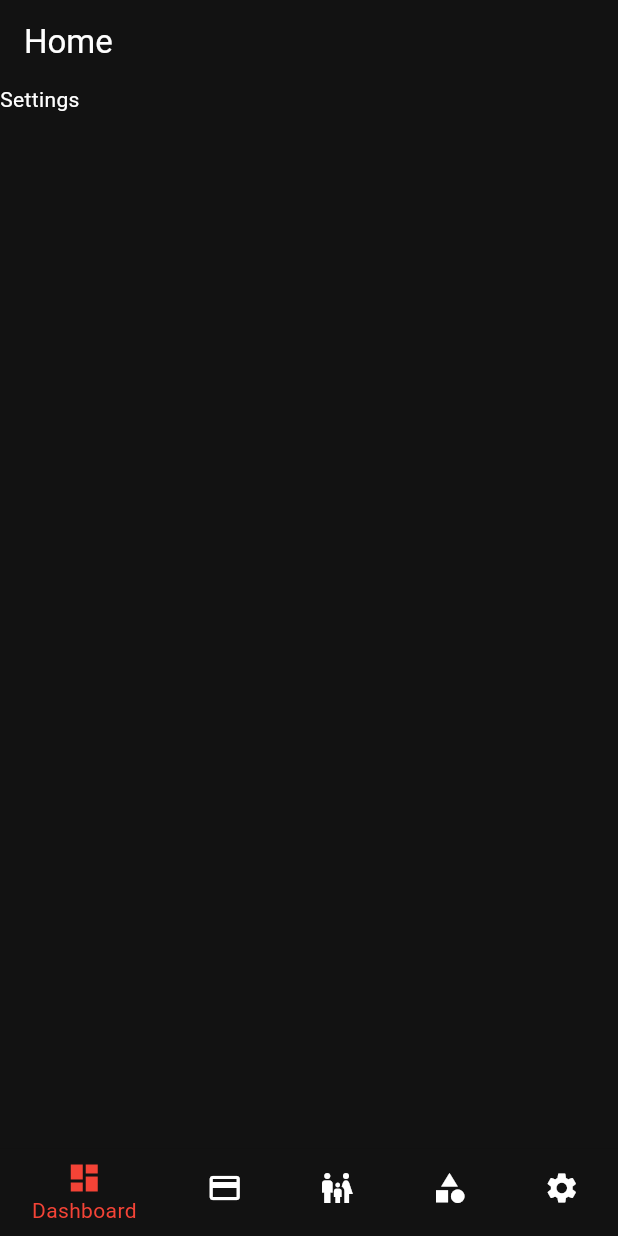
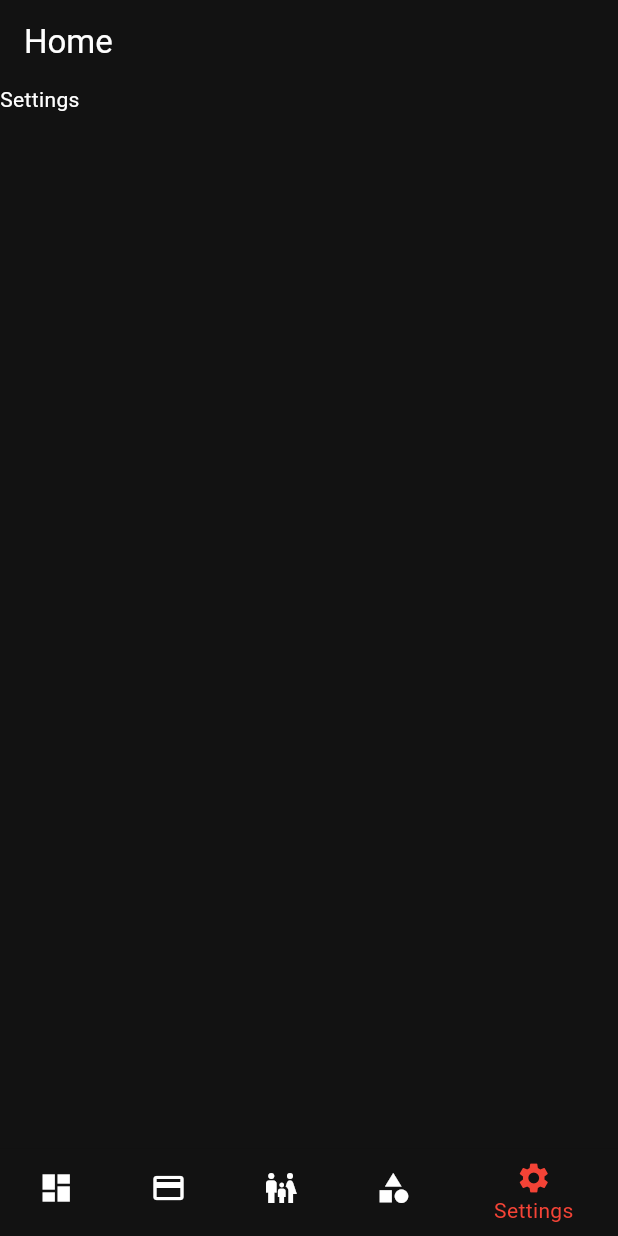
Before and after one commit to vigneshwaran-48/expense-manager-flutter, a Flutter app: the screen it shows after launch, item 5 of the bottom bar chosen, on a phone screen of 412 x 824 dp. Run offline on Flutter 3.47's test engine with Material 3 defaults, Android fonts, the phone set to English and light mode, and no system bars; our stand-ins replace flutter_bloc, go_router.

Commit message:
Added cubits for navbar states

```diff
--- a/lib/config/router.dart
+++ b/lib/config/router.dart
@@ -23,7 +23,7 @@ class AppRouter {
         ShellRoute(
           builder:
               (context, state, child) =>
-                  AppLayout(key: UniqueKey(), child: child),
+                  AppLayout(child: child),
           routes: [
             GoRoute(path: "/", builder: (context, state) => Text("Dashboard")),
             GoRoute(
--- a/lib/layout.dart
+++ b/lib/layout.dart
@@ -1,29 +1,12 @@
+import 'package:expense_manager/navbar/app_bottom_navbar.dart';
+import 'package:expense_manager/navbar/app_drawer.dart';
 import 'package:flutter/material.dart';
-import 'package:go_router/go_router.dart';
 
-const List<String> routes = [
-  "/",
-  "/expenses",
-  "/family",
-  "/categories",
-  "settings",
-];
 
-class AppLayout extends StatefulWidget {
+class AppLayout extends StatelessWidget {
   const AppLayout({super.key, required this.child});
 
   final Widget child;
-
-  @override
-  State<StatefulWidget> createState() => _AppLayoutState(child: child);
-}
-
-class _AppLayoutState extends State<AppLayout> {
-  _AppLayoutState({required this.child});
-
-  final Widget child;
-
-  int _currentIndex = 0;
 
   @override
   Widget build(BuildContext context) {
@@ -31,62 +14,11 @@ class _AppLayoutState extends State<AppLayout> {
     bool isMobile = width <= 550;
     bool isTabLikeScreen = width > 550 && width < 1200;
 
-    void _onTap(int index) {
-      context.go(routes[index]);
-      setState(() {
-        _currentIndex = index;
-      });
-    }
-
     return Scaffold(
       appBar: AppBar(title: Text("Home")),
-      drawer: isTabLikeScreen ? _drawer() : null,
-      bottomNavigationBar:
-          isMobile ? _bottomNavigationBar(_onTap, _currentIndex) : null,
+      drawer: isTabLikeScreen ? AppDrawer() : null,
+      bottomNavigationBar: isMobile ? AppBottomNavbar() : null,
       body: child,
     );
   }
 }
-
-Drawer _drawer() {
-  return Drawer(
-    child: ListView(
-      children: [
-        ListTile(
-          leading: Icon(Icons.dashboard),
-          title: const Text("Dashboard"),
-        ),
-        ListTile(leading: Icon(Icons.payment), title: const Text("Expenses")),
-        ListTile(
-          leading: Icon(Icons.family_restroom),
-          title: const Text("Family"),
-        ),
-        ListTile(
-          leading: Icon(Icons.category),
-          title: const Text("Categories"),
-        ),
-        ListTile(leading: Icon(Icons.settings), title: const Text("Settings")),
-      ],
-    ),
-  );
-}
-
-BottomNavigationBar _bottomNavigationBar(
-  void Function(int) onTap,
-  int currentIndex,
-) {
-  return BottomNavigationBar(
-    onTap: onTap,
-    currentIndex: currentIndex,
-    items: [
-      BottomNavigationBarItem(icon: Icon(Icons.dashboard), label: "Dashboard"),
-      BottomNavigationBarItem(icon: Icon(Icons.payment), label: "Expenses"),
-      BottomNavigationBarItem(
-        icon: Icon(Icons.family_restroom),
-        label: "Family",
-      ),
-      BottomNavigationBarItem(icon: Icon(Icons.category), label: "Categories"),
-      BottomNavigationBarItem(icon: Icon(Icons.settings), label: "Settings"),
-    ],
-  );
-}
--- /dev/null
+++ b/lib/navbar/app_bottom_navbar.dart
@@ -0,0 +1,46 @@
+import 'package:expense_manager/navbar/constants.dart';
+import 'package:expense_manager/navbar/navbar_cubit.dart';
+import 'package:flutter/material.dart';
+import 'package:flutter_bloc/flutter_bloc.dart';
+import 'package:go_router/go_router.dart';
+
+class AppBottomNavbar extends StatelessWidget {
+  const AppBottomNavbar({super.key});
+
+  @override
+  Widget build(BuildContext context) {
+    return BlocBuilder<NavbarCubit, int>(
+      builder: (blocContext, index) {
+        return BottomNavigationBar(
+          onTap: (index) {
+            context.read<NavbarCubit>().updateIndex(index);
+            context.go(navRoutes[index]);
+          },
+          currentIndex: index,
+          items: [
+            BottomNavigationBarItem(
+              icon: Icon(Icons.dashboard),
+              label: "Dashboard",
+            ),
+            BottomNavigationBarItem(
+              icon: Icon(Icons.payment),
+              label: "Expenses",
+            ),
+            BottomNavigationBarItem(
+              icon: Icon(Icons.family_restroom),
+              label: "Family",
+            ),
+            BottomNavigationBarItem(
+              icon: Icon(Icons.category),
+              label: "Categories",
+            ),
+            BottomNavigationBarItem(
+              icon: Icon(Icons.settings),
+              label: "Settings",
+            ),
+          ],
+        );
+      },
+    );
+  }
+}
--- /dev/null
+++ b/lib/navbar/constants.dart
@@ -0,0 +1,7 @@
+const List<String> navRoutes = [
+  "/",
+  "/expenses",
+  "/family",
+  "/categories",
+  "/settings",
+];
--- /dev/null
+++ b/lib/navbar/navbar_cubit.dart
@@ -0,0 +1,7 @@
+import 'package:flutter_bloc/flutter_bloc.dart';
+
+class NavbarCubit extends Cubit<int> {
+  NavbarCubit() : super(0);
+
+  void updateIndex(int index) => emit(index);
+}
--- a/pubspec.yaml
+++ b/pubspec.yaml
@@ -35,6 +35,7 @@ dependencies:
   # Use with the CupertinoIcons class for iOS style icons.
   cupertino_icons: ^1.0.8
   go_router: ^14.8.1
+  flutter_bloc: ^9.1.0
 
 dev_dependencies:
   flutter_test:
```
Also changed, not shown: lib/main.dart (+8 -1 lines), lib/navbar/app_drawer.dart (added, +49 -0 lines), pubspec.lock.
